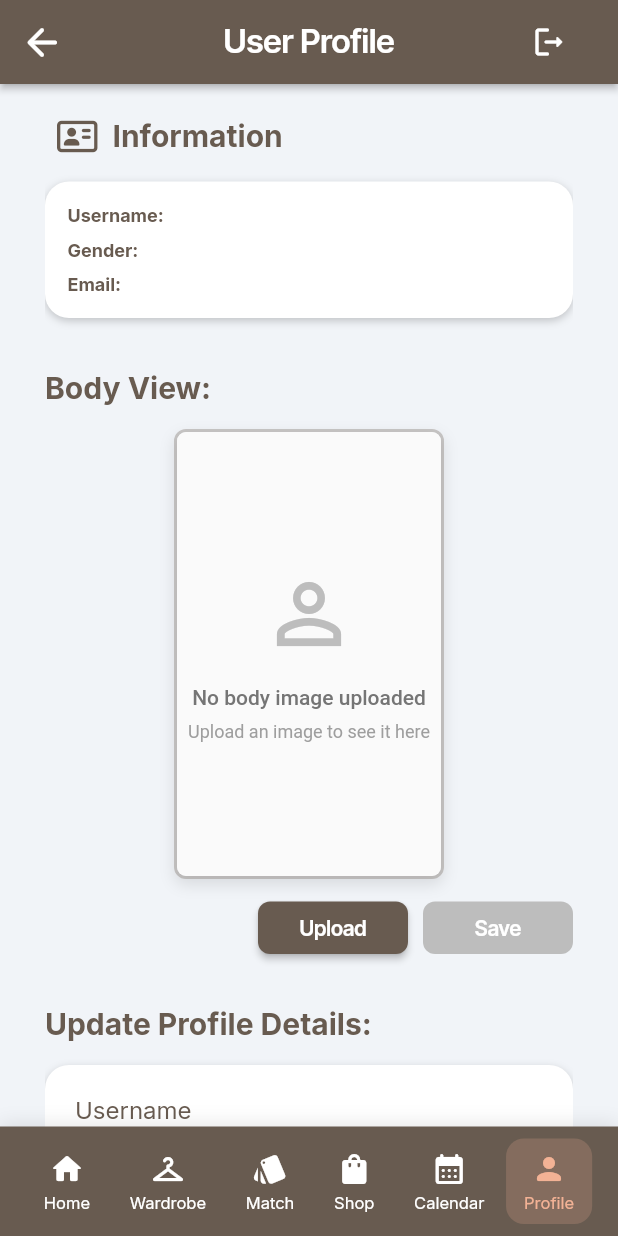
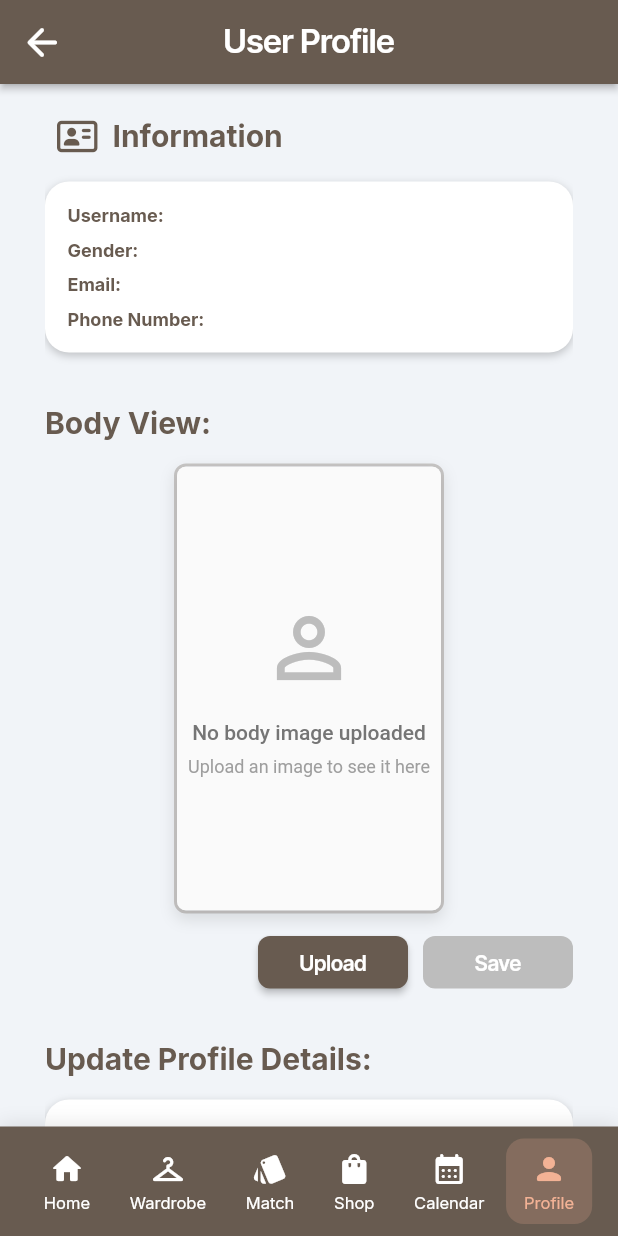
Before and after one commit to rexkan/Pakaije, a Flutter app: the UserProfileWidget screen opened by its route, on a phone screen of 412 x 824 dp. Run offline on Flutter 3.47's test engine with Material 3 defaults, Android fonts, the phone set to English and light mode, and no system bars; drawn by our look-alikes of auto_size_text; our stand-ins replace cloud_firestore, dropdown_button2, equatable, file_picker, firebase_auth, firebase_core and 19 more; missing offline and left inert: json_path, mime_type; accounts and stored records are empty.

Commit message:
delete logout button and show updated details show in user information

```diff
--- a/lib/user/user_profile/user_profile_model.dart
+++ b/lib/user/user_profile/user_profile_model.dart
@@ -17,10 +17,10 @@ class UserProfileModel extends FlutterFlowModel<UserProfileWidget> {
   TextEditingController? usernameTextController;
   String? Function(BuildContext, String?)? usernameTextControllerValidator;
 
-  // State field(s) for Password widget.
-  FocusNode? passwordFocusNode;
-  TextEditingController? passwordTextController;
-  String? Function(BuildContext, String?)? passwordTextControllerValidator;
+  // State field(s) for Phone Number widget.
+  FocusNode? phoneNumberFocusNode;
+  TextEditingController? phoneNumberTextController;
+  String? Function(BuildContext, String?)? phoneNumberTextControllerValidator;
 
   // State for body view image upload
   bool hasUploadedNewImage = false;
@@ -32,16 +32,16 @@ class UserProfileModel extends FlutterFlowModel<UserProfileWidget> {
   bool isLoadingUser = true;
   String? errorMessage;
 
-  // Logout state
-  bool isLoggingOut = false;
+  // ADDED: Callback to notify widget of updates
+  VoidCallback? onUserDataUpdated;
 
   @override
   void initState(BuildContext context) {
     // Initialize with empty controllers
     usernameTextController = TextEditingController();
     usernameFocusNode = FocusNode();
-    passwordTextController = TextEditingController();
-    passwordFocusNode = FocusNode();
+    phoneNumberTextController = TextEditingController();
+    phoneNumberFocusNode = FocusNode();
 
     // Load current user data when model initializes
     loadCurrentUserData();
@@ -51,8 +51,13 @@ class UserProfileModel extends FlutterFlowModel<UserProfileWidget> {
   void dispose() {
     usernameFocusNode?.dispose();
     usernameTextController?.dispose();
-    passwordFocusNode?.dispose();
-    passwordTextController?.dispose();
+    phoneNumberFocusNode?.dispose();
+    phoneNumberTextController?.dispose();
+  }
+
+  // ADDED: Method to set update callback
+  void setUpdateCallback(VoidCallback callback) {
+    onUserDataUpdated = callback;
   }
 
   // Method to load current user data
@@ -82,13 +87,19 @@ class UserProfileModel extends FlutterFlowModel<UserProfileWidget> {
 
       // Update text controllers with user data
       usernameTextController?.text = currentUser?.displayName ?? '';
-      // Don't pre-fill password for security reasons
+      phoneNumberTextController?.text = currentUser?.phoneNumber ?? '';
 
       isLoadingUser = false;
+
+      // ADDED: Notify widget of data update
+      onUserDataUpdated?.call();
     } catch (e) {
       errorMessage = e.toString();
       isLoadingUser = false;
       print('Error loading user data: $e');
+
+      // ADDED: Notify widget even on error
+      onUserDataUpdated?.call();
     }
   }
 
@@ -108,6 +119,8 @@ class UserProfileModel extends FlutterFlowModel<UserProfileWidget> {
 
     try {
       isSavingImage = true;
+      // ADDED: Notify widget of saving state change
+      onUserDataUpdated?.call();
 
       // UPDATED: Create a reference to Firebase Storage with corrected path
       final storageRef = FirebaseStorage.instance.ref();
@@ -165,6 +178,8 @@ class UserProfileModel extends FlutterFlowModel<UserProfileWidget> {
     } catch (e) {
       isSavingImage = false;
       print('Error saving image: $e');
+      // ADDED: Notify widget of error state change
+      onUserDataUpdated?.call();
       throw Exception('Failed to save image: $e');
     }
   }
@@ -188,13 +203,10 @@ class UserProfileModel extends FlutterFlowModel<UserProfileWidget> {
         updateData['display_name'] = usernameTextController!.text;
       }
 
-      // Update password if provided (this should be done through Firebase Auth)
-      if (passwordTextController?.text.isNotEmpty == true) {
-        // Update Firebase Auth user password
-        final firebaseUser = FirebaseAuth.instance.currentUser;
-        if (firebaseUser != null) {
-          await firebaseUser.updatePassword(passwordTextController!.text);
-        }
+      // Update phone number if provided
+      if (phoneNumberTextController?.text.isNotEmpty == true &&
+          phoneNumberTextController!.text != currentUser!.phoneNumber) {
+        updateData['phone_number'] = phoneNumberTextController!.text;
       }
 
       // Update Firestore document if there are changes
@@ -205,26 +217,8 @@ class UserProfileModel extends FlutterFlowModel<UserProfileWidget> {
         // Reload user data
         await loadCurrentUserData();
       }
-
-      // Clear password field for security
-      passwordTextController?.clear();
     } catch (e) {
       throw Exception('Failed to update profile: $e');
-    }
-  }
-
-  // Method to handle user logout
-  Future<void> logoutUser() async {
-    try {
-      isLoggingOut = true;
-
-      // Sign out from Firebase Auth
-      await FirebaseAuth.instance.signOut();
-
-      isLoggingOut = false;
-    } catch (e) {
-      isLoggingOut = false;
-      throw Exception('Failed to logout: $e');
     }
   }
 
@@ -257,6 +251,11 @@ class UserProfileModel extends FlutterFlowModel<UserProfileWidget> {
   // Helper method to get user email
   String getUserEmail() {
     return currentUser?.email ?? 'Not available';
+  }
+
+  // Helper method to get user phone number
+  String getUserPhoneNumber() {
+    return currentUser?.phoneNumber ?? 'Not specified';
   }
 
   // Helper method to get user gender
--- a/lib/user/user_profile/user_profile_widget.dart
+++ b/lib/user/user_profile/user_profile_widget.dart
@@ -30,6 +30,13 @@ class _UserProfileWidgetState extends State<UserProfileWidget> {
   void initState() {
     super.initState();
     _model = createModel(context, () => UserProfileModel());
+
+    // ADDED: Set update callback to refresh UI when data changes
+    _model.setUpdateCallback(() {
+      if (mounted) {
+        setState(() {});
+      }
+    });
 
     // Clean up any invalid image URLs when the page loads
     WidgetsBinding.instance.addPostFrameCallback((_) {
@@ -85,7 +92,7 @@ class _UserProfileWidgetState extends State<UserProfileWidget> {
   void _saveImage() async {
     try {
       await _model.saveUploadedImage();
-      setState(() {});
+      // setState is called automatically via callback
 
       // Show success message
       if (mounted) {
@@ -109,10 +116,13 @@ class _UserProfileWidgetState extends State<UserProfileWidget> {
     }
   }
 
-  // Method to handle profile update
+  // UPDATED: Method to handle profile update with proper UI refresh
   void _updateProfile() async {
     try {
       await _model.updateUserProfile();
+
+      // ADDED: Explicitly call setState to refresh the information section
+      setState(() {});
 
       // Show success message
       if (mounted) {
@@ -132,74 +142,6 @@ class _UserProfileWidgetState extends State<UserProfileWidget> {
             backgroundColor: FlutterFlowTheme.of(context).error,
           ),
         );
-      }
-    }
-  }
-
-  // Method to handle logout
-  void _handleLogout() async {
-    // Show confirmation dialog
-    final bool? shouldLogout = await showDialog<bool>(
-      context: context,
-      builder: (BuildContext context) {
-        return AlertDialog(
-          title: Text(
-            'Logout',
-            style: FlutterFlowTheme.of(context).headlineSmall.override(
-                  font: GoogleFonts.inter(fontWeight: FontWeight.bold),
-                ),
-          ),
-          content: Text(
-            'Are you sure you want to logout?',
-            style: FlutterFlowTheme.of(context).bodyMedium,
-          ),
-          actions: [
-            TextButton(
-              onPressed: () => Navigator.of(context).pop(false),
-              child: Text(
-                'Cancel',
-                style: TextStyle(
-                  color: FlutterFlowTheme.of(context).underground,
-                ),
-              ),
-            ),
-            TextButton(
-              onPressed: () => Navigator.of(context).pop(true),
-              child: Text(
-                'Logout',
-                style: TextStyle(
-                  color: FlutterFlowTheme.of(context).error,
-                  fontWeight: FontWeight.bold,
-                ),
-              ),
-            ),
-          ],
-        );
-      },
-    );
-
-    if (shouldLogout == true) {
-      try {
-        await _model.logoutUser();
-
-        // Navigate to login page and clear navigation stack
-        if (mounted) {
-          // Replace 'LoginPage' with your actual login page route name
-          Navigator.of(context).pushNamedAndRemoveUntil(
-            'LoginPage', // Replace with your actual login route name
-            (Route<dynamic> route) => false,
-          );
-        }
-      } catch (e) {
-        // Show error message
-        if (mounted) {
-          ScaffoldMessenger.of(context).showSnackBar(
-            SnackBar(
-              content: Text('Failed to logout: ${e.toString()}'),
-              backgroundColor: FlutterFlowTheme.of(context).error,
-            ),
-          );
-        }
       }
     }
   }
@@ -355,39 +297,6 @@ class _UserProfileWidgetState extends State<UserProfileWidget> {
                       FlutterFlowTheme.of(context).headlineMedium.fontStyle,
                 ),
           ),
-          actions: [
-            // Logout Button
-            Padding(
-              padding: EdgeInsetsDirectional.fromSTEB(0.0, 0.0, 16.0, 0.0),
-              child: _model.isLoggingOut
-                  ? Container(
-                      width: 40.0,
-                      height: 40.0,
-                      child: Center(
-                        child: SizedBox(
-                          width: 20.0,
-                          height: 20.0,
-                          child: CircularProgressIndicator(
-                            color: Colors.white,
-                            strokeWidth: 2.0,
-                          ),
-                        ),
-                      ),
-                    )
-                  : FlutterFlowIconButton(
-                      borderColor: Colors.transparent,
-                      borderRadius: 30.0,
-                      borderWidth: 1.0,
-                      buttonSize: 60.0,
-                      icon: Icon(
-                        Icons.logout_rounded,
-                        color: Colors.white,
-                        size: 24.0,
-                      ),
-                      onPressed: _handleLogout,
-                    ),
-            ),
-          ],
           centerTitle: true,
           elevation: 2.0,
         ),
@@ -746,6 +655,75 @@ class _UserProfileWidgetState extends State<UserProfileWidget> {
                                               ),
                                             ],
                                           ),
+                                          SizedBox(height: 8.0),
+                                          Row(
+                                            mainAxisSize: MainAxisSize.max,
+                                            children: [
+                                              Text(
+                                                'Phone Number:',
+                                                style: FlutterFlowTheme.of(
+                                                        context)
+                                                    .bodyMedium
+                                                    .override(
+                                                      font: GoogleFonts.inter(
+                                                        fontWeight:
+                                                            FontWeight.bold,
+                                                        fontStyle:
+                                                            FlutterFlowTheme.of(
+                                                                    context)
+                                                                .bodyMedium
+                                                                .fontStyle,
+                                                      ),
+                                                      color:
+                                                          FlutterFlowTheme.of(
+                                                                  context)
+                                                              .underground,
+                                                      letterSpacing: 0.0,
+                                                      fontWeight:
+                                                          FontWeight.bold,
+                                                      fontStyle:
+                                                          FlutterFlowTheme.of(
+                                                                  context)
+                                                              .bodyMedium
+                                                              .fontStyle,
+                                                    ),
+                                              ),
+                                              Padding(
+                                                padding: EdgeInsetsDirectional
+                                                    .fromSTEB(
+                                                        10.0, 0.0, 0.0, 0.0),
+                                                child: Text(
+                                                  _model.getUserPhoneNumber(),
+                                                  style: FlutterFlowTheme.of(
+                                                          context)
+                                                      .bodyMedium
+                                                      .override(
+                                                        font: GoogleFonts.inter(
+                                                          fontWeight:
+                                                              FontWeight.bold,
+                                                          fontStyle:
+                                                              FlutterFlowTheme.of(
+                                                                      context)
+                                                                  .bodyMedium
+                                                                  .fontStyle,
+                                                        ),
+                                                        color:
+                                                            FlutterFlowTheme.of(
+                                                                    context)
+                                                                .underground,
+                                                        letterSpacing: 0.0,
+                                                        fontWeight:
+                                                            FontWeight.bold,
+                                                        fontStyle:
+                                                            FlutterFlowTheme.of(
+                                                                    context)
+                                                                .bodyMedium
+                                                                .fontStyle,
+                                                      ),
+                                                ),
+                                              ),
+                                            ],
+                                          ),
                                         ],
                                       ),
                                     ),
@@ -1069,13 +1047,13 @@ class _UserProfileWidgetState extends State<UserProfileWidget> {
                                             ],
                                           ),
                                           SizedBox(height: 20.0),
-                                          // Password Field
+                                          // Phone Number Field
                                           Column(
                                             crossAxisAlignment:
                                                 CrossAxisAlignment.start,
                                             children: [
                                               Text(
-                                                'Password',
+                                                'Phone Number',
                                                 style: FlutterFlowTheme.of(
                                                         context)
                                                     .bodyMedium
@@ -1095,15 +1073,17 @@ class _UserProfileWidgetState extends State<UserProfileWidget> {
                                               SizedBox(height: 8.0),
                                               TextFormField(
                                                 controller: _model
-                                                    .passwordTextController,
+                                                    .phoneNumberTextController,
                                                 focusNode:
-                                                    _model.passwordFocusNode,
+                                                    _model.phoneNumberFocusNode,
                                                 autofocus: false,
-                                                obscureText: true,
+                                                obscureText: false,
+                                                keyboardType:
+                                                    TextInputType.phone,
                                                 decoration: InputDecoration(
                                                   isDense: true,
                                                   hintText:
-                                                      'Enter new password',
+                                                      'Enter your phone number',
                                                   hintStyle: FlutterFlowTheme
                                                           .of(context)
                                                       .labelMedium
@@ -1184,7 +1164,7 @@ class _UserProfileWidgetState extends State<UserProfileWidget> {
                                                     FlutterFlowTheme.of(context)
                                                         .underground,
                                                 validator: _model
-                                                    .passwordTextControllerValidator
+                                                    .phoneNumberTextControllerValidator
                                                     .asValidator(context),
                                               ),
                                             ],
```
